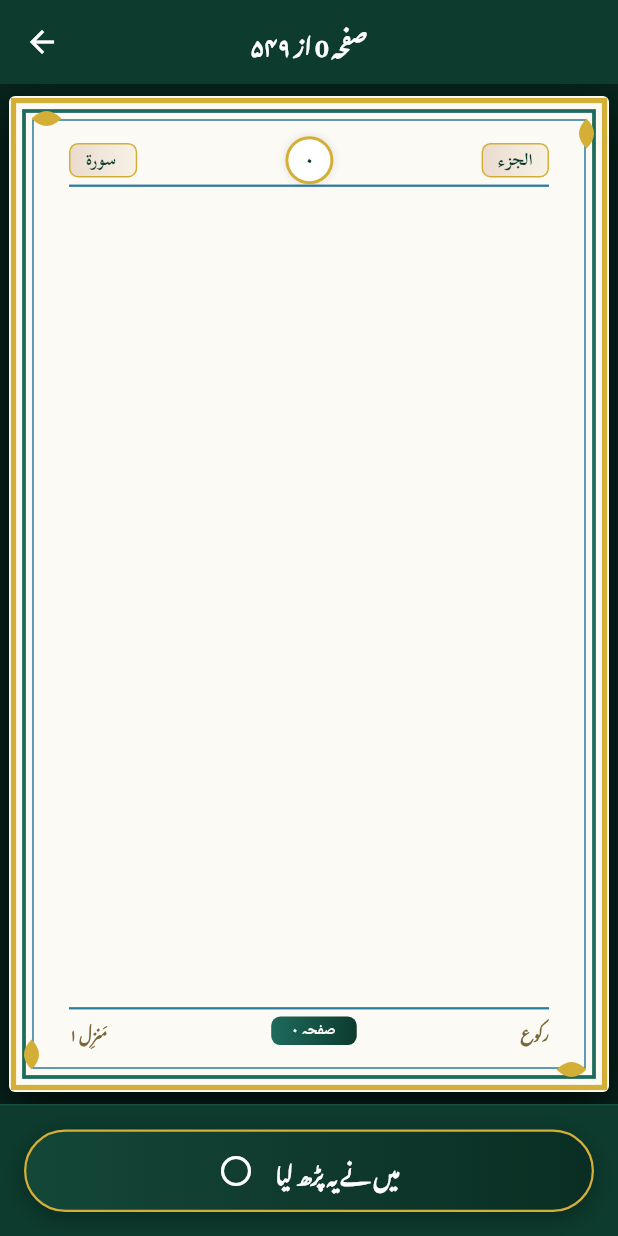
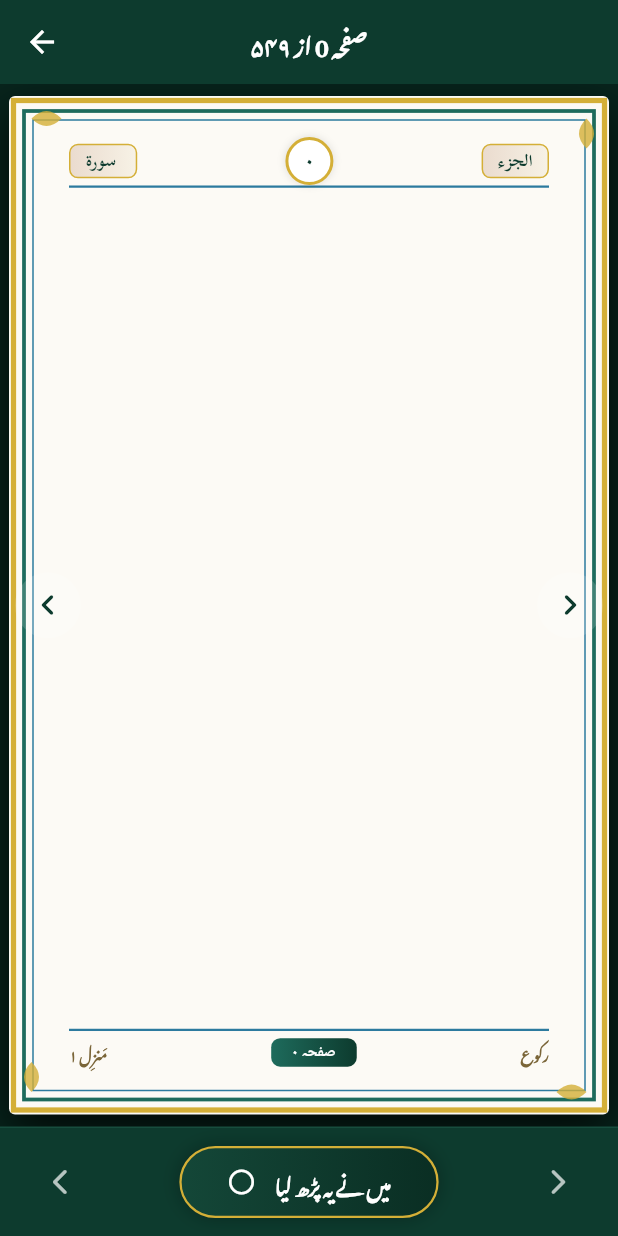
Before and after one commit to talibafridi97-source/Quran-Tajweed-app, a Flutter app: the MushafPageFrame screen opened directly with empty values, on a phone screen of 412 x 824 dp. Run offline on Flutter 3.47's test engine with Material 3 defaults, Android fonts, the phone set to English and light mode, and no system bars; our stand-ins replace flutter_compass, flutter_spinkit, geolocator, google_fonts, just_audio, share_plus and 2 more; accounts and stored records are empty; project files that could hold a hidden picture were left out.

```diff
--- a/lib/core/widgets/mushaf_page_frame.dart
+++ b/lib/core/widgets/mushaf_page_frame.dart
@@ -8,6 +8,7 @@ import 'dart:math' as math;
 /// - High-fidelity Intricate Floral Borders.
 /// - Parchment paper texture effect.
 /// - Luxury Gold & Emerald color palette.
+/// - Integrated Navigation Controls.
 class MushafPageFrame extends StatelessWidget {
   final int pageNumber;
   final int totalPages;
@@ -17,6 +18,8 @@ class MushafPageFrame extends StatelessWidget {
   final bool isRead;
   final ValueChanged<bool?>? onReadChanged;
   final VoidCallback? onTap;
+  final VoidCallback? onNextPage; // New parameter
+  final VoidCallback? onPreviousPage; // New parameter
   final bool showControls;
   final List<Widget>? actions;
   final Widget child;
@@ -31,6 +34,8 @@ class MushafPageFrame extends StatelessWidget {
     this.isRead = false,
     this.onReadChanged,
     this.onTap,
+    this.onNextPage,
+    this.onPreviousPage,
     this.showControls = true,
     this.actions,
     required this.child,
@@ -51,7 +56,7 @@ class MushafPageFrame extends StatelessWidget {
     final bool isIlluminated = pageNumber >= 2 && pageNumber <= 3;
 
     return Scaffold(
-      backgroundColor: const Color(0xFF07241C), // Dark Emerald
+      backgroundColor: const Color(0xFF07241C),
       appBar: showControls
           ? AppBar(
               backgroundColor: const Color(0xFF0D3B2E),
@@ -81,7 +86,7 @@ class MushafPageFrame extends StatelessWidget {
                     width: calculatedWidth,
                     height: availableHeight,
                     decoration: BoxDecoration(
-                      color: const Color(0xFFFCFAF5), // Luxury Parchment
+                      color: const Color(0xFFFCFAF5),
                       borderRadius: BorderRadius.circular(4),
                       boxShadow: [
                         BoxShadow(
@@ -115,6 +120,26 @@ class MushafPageFrame extends StatelessWidget {
                             ],
                           ),
                         ),
+
+                        // 3. Navigation Arrows (Professional Overlay)
+                        if (showControls) ...[
+                          Positioned(
+                            left: 4,
+                            top: 0,
+                            bottom: 0,
+                            child: Center(
+                              child: _buildNavArrow(Icons.chevron_left_rounded, onPreviousPage),
+                            ),
+                          ),
+                          Positioned(
+                            right: 4,
+                            top: 0,
+                            bottom: 0,
+                            child: Center(
+                              child: _buildNavArrow(Icons.chevron_right_rounded, onNextPage),
+                            ),
+                          ),
+                        ],
                       ],
                     ),
                   ),
@@ -124,7 +149,25 @@ class MushafPageFrame extends StatelessWidget {
           ),
         ),
       ),
-      bottomNavigationBar: showControls ? _buildLuxuryReadButton(context) : null,
+      bottomNavigationBar: showControls ? _buildLuxuryBottomBar(context) : null,
+    );
+  }
+
+  Widget _buildNavArrow(IconData icon, VoidCallback? onPressed) {
+    return Material(
+      color: Colors.transparent,
+      child: InkWell(
+        onTap: onPressed,
+        borderRadius: BorderRadius.circular(30),
+        child: Container(
+          padding: const EdgeInsets.all(8),
+          decoration: BoxDecoration(
+            shape: BoxShape.circle,
+            color: Colors.white.withValues(alpha: 0.15),
+          ),
+          child: Icon(icon, color: AppConstants.primaryGreen, size: 28),
+        ),
+      ),
     );
   }
 
@@ -193,38 +236,55 @@ class MushafPageFrame extends StatelessWidget {
     );
   }
 
-  Widget _buildLuxuryReadButton(BuildContext context) => Container(
-    padding: const EdgeInsets.all(16),
+  Widget _buildLuxuryBottomBar(BuildContext context) => Container(
+    padding: const EdgeInsets.symmetric(horizontal: 16, vertical: 12),
     decoration: const BoxDecoration(
       color: Color(0xFF0D3B2E),
       border: Border(top: BorderSide(color: Color(0xFF174D3E), width: 1)),
     ),
     child: SafeArea(
-      child: InkWell(
+      child: Row(
+        children: [
+          // 1. Navigation Arrows in Bottom Bar (Backup)
+          IconButton(
+            onPressed: onPreviousPage,
+            icon: const Icon(Icons.arrow_back_ios_new_rounded, color: Colors.white70, size: 20),
+          ),
+          const Spacer(),
+          // 2. Main Action Button
+          InkWell(
             onTap: () => onReadChanged?.call(!isRead),
             child: AnimatedContainer(
               duration: const Duration(milliseconds: 300),
-          padding: const EdgeInsets.symmetric(vertical: 14),
+              padding: const EdgeInsets.symmetric(vertical: 12, horizontal: 30),
               decoration: BoxDecoration(
                 gradient: LinearGradient(
                   colors: isRead ? [const Color(0xFFD4AF37), const Color(0xFFC5A059)] : [const Color(0xFF144738), const Color(0xFF0A2E23)],
                 ),
                 borderRadius: BorderRadius.circular(30),
                 border: Border.all(color: const Color(0xFFD4AF37), width: 1.5),
-            boxShadow: [BoxShadow(color: Colors.black.withValues(alpha: 0.3), blurRadius: 12, offset: const Offset(0, 4))],
+                boxShadow: [BoxShadow(color: Colors.black.withValues(alpha: 0.3), blurRadius: 10)],
               ),
               child: Row(
-            mainAxisAlignment: MainAxisAlignment.center,
+                mainAxisSize: MainAxisSize.min,
                 children: [
-              Icon(isRead ? Icons.verified_rounded : Icons.radio_button_unchecked, color: isRead ? Colors.black87 : Colors.white),
-              const SizedBox(width: 14),
+                  Icon(isRead ? Icons.verified_rounded : Icons.radio_button_unchecked, color: isRead ? Colors.black87 : Colors.white, size: 20),
+                  const SizedBox(width: 12),
                   Text(
-                isRead ? 'صفحہ مکمل پڑھ لیا' : 'میں نے یہ پڑھ لیا',
-                style: GoogleFonts.notoNastaliqUrdu(color: isRead ? Colors.black87 : Colors.white, fontWeight: FontWeight.w900, fontSize: 15),
+                    isRead ? 'پڑھ لیا ہے' : 'میں نے یہ پڑھ لیا',
+                    style: GoogleFonts.notoNastaliqUrdu(color: isRead ? Colors.black87 : Colors.white, fontWeight: FontWeight.w900, fontSize: 14),
                   ),
                 ],
               ),
             ),
+          ),
+          const Spacer(),
+          // 3. Navigation Arrows in Bottom Bar (Backup)
+          IconButton(
+            onPressed: onNextPage,
+            icon: const Icon(Icons.arrow_forward_ios_rounded, color: Colors.white70, size: 20),
+          ),
+        ],
       ),
     ),
   );
@@ -269,7 +329,7 @@ class LuxuryIndoPakBorderPainter extends CustomPainter {
   }
 
   void _drawCornerOrnaments(Canvas canvas, Size size) {
-    final p = Paint()..color = const Color(0xFFD4AF37)..style = PaintingStyle.fill;
+    final p = Paint()..color = const Color(0xFFD4AF37).withValues(alpha: 0.8)..style = PaintingStyle.fill;
     double s = 15;
 
     // Draw classic floral corners
```
Also changed, not shown: lib/services/mushaf_16_line_layout_service.dart (+19 -13 lines). Lines whose indentation alone changed are shown as unchanged.
